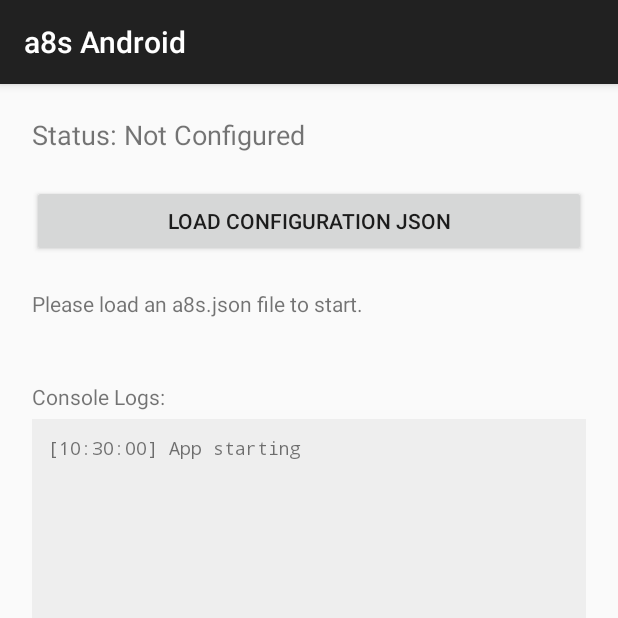
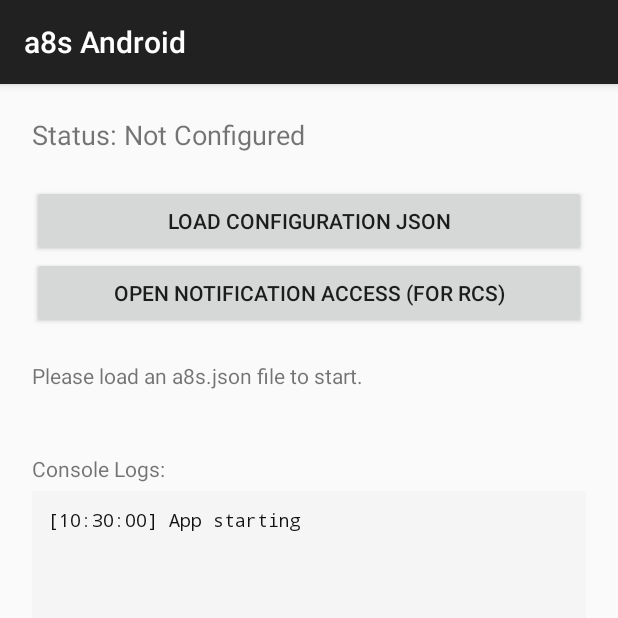
Before and after one commit to neilobremski/a8s-android, an Android app: the screen it shows after launch (MainActivity), on a phone screen of 412 x 824 dp, the top half of it. Run offline under Robolectric (Android 15) with nearby library versions, the light colour scheme and no system bars.

Commit message:
feat: runtime permission requests + RCS access + UI polish (#7)
The manifest declared SEND_SMS / RECEIVE_SMS / READ_SMS / READ_PHONE_STATE
/ POST_NOTIFICATIONS, but on Android 6+ "dangerous" permissions need
runtime grants — declaring them is necessary but not sufficient. Without
the runtime request, sending SMS failed with:

    "uid 10310 does not have android.permission.SEND_SMS"

even though the app appeared to have it.

Wire it properly:

- `MainActivity` requests all dangerous perms via a single
  `RequestMultiplePermissions` launcher on first onCreate. The result
  callback logs grant counts to the in-app console.
- `POST_NOTIFICATIONS` is only "dangerous" from API 33 (Tiramisu)
  onward; gate the request accordingly.
- Status panel shows live "Permissions: all granted" /
  "Permissions missing: X, Y, Z" so misconfigurations are visible
  before you wonder why messages disappear.
- New "Open Notification Access (for RCS)" button — Google Messages /
  RCS interception relies on `BIND_NOTIFICATION_LISTENER_SERVICE`,
  which can't be granted via the runtime dialog. Opens
  `Settings.ACTION_NOTIFICATION_LISTENER_SETTINGS` directly. Status
  panel reflects the current state.
- `onResume` re-checks perms + listener access so returning from
  Settings refreshes the UI immediately.
- `A8sService.sendSms` does an explicit `checkSelfPermission` before
  the send. If the user revokes SEND_SMS via Settings between launches
  the failure is logged with a clear "open the app and grant"
  message instead of the cryptic SecurityException.

UI fix: log text was inheriting the system DayNight theme color (white
in dark mode) over a hardcoded light-gray background — illegible. Pin
both bg and fg to readable values.

README cleanup:
- Install instructions point at the Releases page instead of the
  Actions artifacts (which require a GitHub login).
- Setup steps describe the new in-app prompts; drop the obsolete
  "manually enable in Settings" SMS step (the app handles it now).

Bumps versionName 1.3.0 (reserved by #6) → 1.4.0, versionCode → 5.

```diff
--- a/app/build.gradle.kts
+++ b/app/build.gradle.kts
@@ -11,8 +11,8 @@ android {
         applicationId = "com.a8s.android"
         minSdk = 26
         targetSdk = 34
-        versionCode = 4
-        versionName = "1.3.0"
+        versionCode = 5
+        versionName = "1.4.0"
     }
 
     signingConfigs {
--- a/app/src/main/java/com/a8s/android/MainActivity.kt
+++ b/app/src/main/java/com/a8s/android/MainActivity.kt
@@ -1,15 +1,21 @@
 package com.a8s.android
 
+import android.Manifest
 import android.content.Context
 import android.content.Intent
+import android.content.pm.PackageManager
 import android.net.Uri
+import android.os.Build
 import android.os.Bundle
+import android.provider.Settings
 import android.widget.Button
 import android.widget.LinearLayout
 import android.widget.ScrollView
 import android.widget.TextView
 import androidx.activity.result.contract.ActivityResultContracts
 import androidx.appcompat.app.AppCompatActivity
+import androidx.core.app.NotificationManagerCompat
+import androidx.core.content.ContextCompat
 
 class MainActivity : AppCompatActivity() {
 
@@ -27,6 +33,18 @@ class MainActivity : AppCompatActivity() {
                 updateUI()
             }
         }
+    }
+
+    private val permissionLauncher = registerForActivityResult(
+        ActivityResultContracts.RequestMultiplePermissions()
+    ) { results ->
+        val granted = results.count { it.value }
+        val denied = results.filterValues { !it }.keys
+        A8sAndroid.log("Permissions: $granted granted, ${denied.size} denied")
+        if (denied.isNotEmpty()) {
+            A8sAndroid.log("Denied: ${denied.joinToString(",") { it.substringAfterLast(".") }}")
+        }
+        updateUI()
     }
 
     override fun onCreate(savedInstanceState: Bundle?) {
@@ -51,6 +69,14 @@ class MainActivity : AppCompatActivity() {
         }
         root.addView(loadBtn)
 
+        val notifAccessBtn = Button(this).apply {
+            text = "Open Notification Access (for RCS)"
+            setOnClickListener {
+                startActivity(Intent(Settings.ACTION_NOTIFICATION_LISTENER_SETTINGS))
+            }
+        }
+        root.addView(notifAccessBtn)
+
         configDetail = TextView(this).apply {
             textSize = 14f
             setPadding(0, 32, 0, 32)
@@ -71,12 +97,16 @@ class MainActivity : AppCompatActivity() {
                 0,
                 1f
             )
-            setBackgroundColor(0xFFEEEEEE.toInt())
+            // Hardcoded dark-on-light to stay readable regardless of system
+            // DayNight theme — the inherited theme color was white on light
+            // gray and unreadable in dark mode.
+            setBackgroundColor(0xFFF5F5F5.toInt())
         }
         logText = TextView(this).apply {
             textSize = 12f
             setPadding(16, 16, 16, 16)
             typeface = android.graphics.Typeface.MONOSPACE
+            setTextColor(0xFF111111.toInt())
         }
         logScroll.addView(logText)
         root.addView(logScroll)
@@ -90,6 +120,45 @@ class MainActivity : AppCompatActivity() {
             }
         }
 
+        requestMissingPermissions()
+        updateUI()
+    }
+
+    private fun requiredDangerousPermissions(): List<String> {
+        // Permissions Android marks "dangerous" — every one of these requires
+        // a runtime grant on API 23+ regardless of manifest declaration.
+        // POST_NOTIFICATIONS is only dangerous from API 33 (Tiramisu) onward;
+        // older devices get the grant implicitly and don't need it requested.
+        val perms = mutableListOf(
+            Manifest.permission.SEND_SMS,
+            Manifest.permission.RECEIVE_SMS,
+            Manifest.permission.READ_SMS,
+            Manifest.permission.READ_PHONE_STATE,
+        )
+        if (Build.VERSION.SDK_INT >= Build.VERSION_CODES.TIRAMISU) {
+            perms += Manifest.permission.POST_NOTIFICATIONS
+        }
+        return perms
+    }
+
+    private fun missingPermissions(): List<String> = requiredDangerousPermissions().filter {
+        ContextCompat.checkSelfPermission(this, it) != PackageManager.PERMISSION_GRANTED
+    }
+
+    private fun requestMissingPermissions() {
+        val missing = missingPermissions()
+        if (missing.isNotEmpty()) {
+            permissionLauncher.launch(missing.toTypedArray())
+        }
+    }
+
+    private fun isNotificationAccessGranted(): Boolean =
+        NotificationManagerCompat.getEnabledListenerPackages(this).contains(packageName)
+
+    override fun onResume() {
+        super.onResume()
+        // Returning from Settings may have changed permission or notification-
+        // listener status; refresh so the UI reflects reality.
         updateUI()
     }
 
@@ -100,6 +169,7 @@ class MainActivity : AppCompatActivity() {
 
     private fun updateUI() {
         val config = A8sAndroid.config
+        val missing = missingPermissions()
         if (config == null) {
             statusText.text = "Status: Not Configured"
             configDetail.text = "Please load an a8s.json file to start."
@@ -108,7 +178,16 @@ class MainActivity : AppCompatActivity() {
             val sb = StringBuilder()
             sb.append("Remote URL: ").append(config.remote.url).append("\n")
             sb.append("Topic: ").append(config.remote.topic).append("\n")
-            sb.append("Phonebook: (").append(config.phonebook.size).append(" entries)")
+            sb.append("Phonebook: (").append(config.phonebook.size).append(" entries)\n")
+            if (missing.isEmpty()) {
+                sb.append("Permissions: all granted\n")
+            } else {
+                sb.append("Permissions missing: ")
+                sb.append(missing.joinToString(", ") { it.substringAfterLast(".") })
+                sb.append("\n")
+            }
+            sb.append("Notification access (RCS): ")
+            sb.append(if (isNotificationAccessGranted()) "granted" else "NOT granted — tap button above")
             configDetail.text = sb.toString()
         }
         logText.text = A8sAndroid.getLogs()
```
Also changed, not shown: app/src/main/java/com/a8s/android/A8sService.kt (+8 -0 lines), 1 other file.
